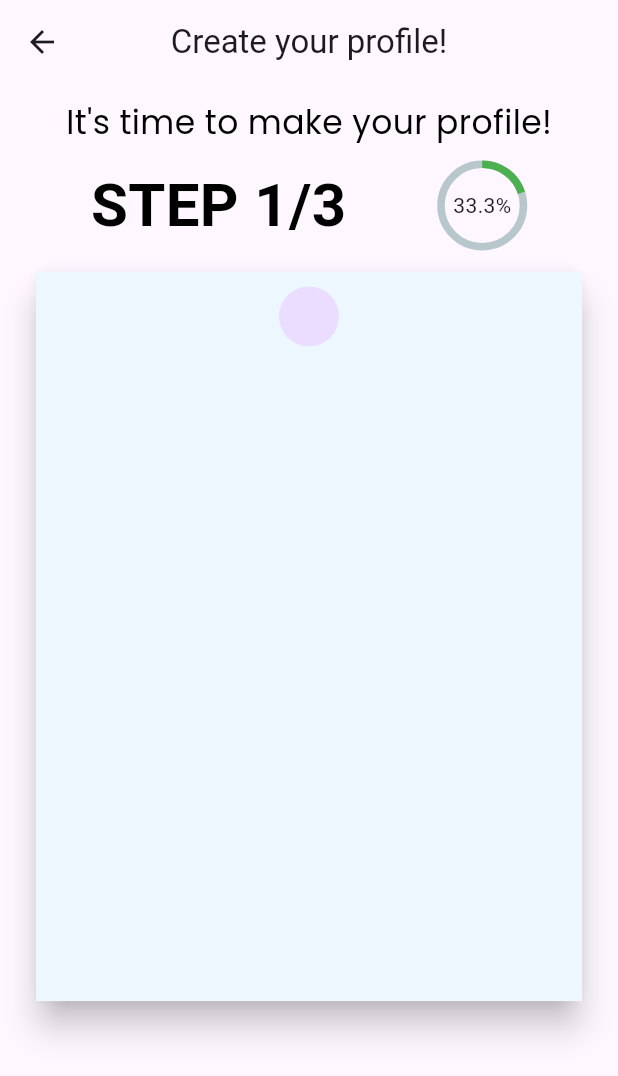
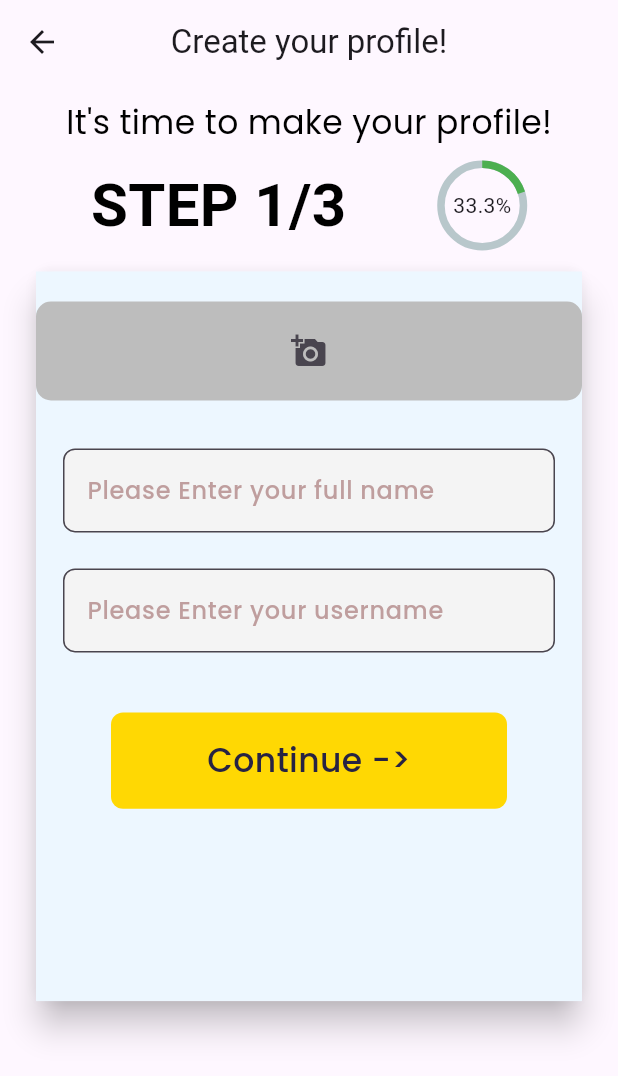
Before and after one commit to 0Armaan025/taskflow, a Flutter app: the CreateProfileScreen screen opened directly, on a phone screen of 412 x 824 dp. Shown: the top 1076 px of the screen. Run offline on Flutter 3.47's test engine with Material 2 defaults, Android fonts, the phone set to English and light mode, and no system bars; drawn by our look-alikes of percent_indicator; our stand-ins replace google_fonts, hexcolor; network calls fail; Roboto replaces fonts that are missing (Antic).

Commit message:
feat: updated create_your_profile screen

```diff
--- /dev/null
+++ b/taskflow/lib/common/text_fields/custom_text_field_2.dart
@@ -0,0 +1,49 @@
+import 'package:flutter/material.dart';
+import 'package:flutter/services.dart';
+import 'package:google_fonts/google_fonts.dart';
+
+class CustomTextField2 extends StatefulWidget {
+  final String hintText;
+  final bool isObscure;
+  final TextInputType keyboardType;
+  final TextEditingController controller;
+  const CustomTextField2({
+    super.key,
+    required this.hintText,
+    required this.isObscure,
+    required this.keyboardType,
+    required this.controller,
+  });
+
+  @override
+  State<CustomTextField2> createState() => _CustomTextField2State();
+}
+
+class _CustomTextField2State extends State<CustomTextField2> {
+  @override
+  Widget build(BuildContext context) {
+    return Padding(
+      padding: const EdgeInsets.symmetric(horizontal: 18.0, vertical: 12),
+      child: TextFormField(
+        style: GoogleFonts.poppins(
+          fontWeight: FontWeight.w500,
+        ),
+        controller: widget.controller,
+        obscureText: widget.isObscure,
+        decoration: InputDecoration(
+          border: OutlineInputBorder(
+            borderRadius: BorderRadius.circular(8),
+          ),
+          hintText: widget.hintText,
+          hintStyle: const TextStyle(
+            color: Color.fromARGB(255, 191, 158, 158),
+            fontSize: 16,
+            // fontWeight: FontWeight.bold,
+          ),
+          fillColor: Color.fromARGB(255, 244, 244, 244),
+          filled: true,
+        ),
+      ),
+    );
+  }
+}
--- a/taskflow/lib/constants/constants.dart
+++ b/taskflow/lib/constants/constants.dart
@@ -1,2 +1,4 @@
 const appName = "TaskFlow";
 const appTagLine = "When Tasks meet simplicty";
+
+int stepIndex = 1;
--- a/taskflow/lib/features/create_profile/create_profile_screen.dart
+++ b/taskflow/lib/features/create_profile/create_profile_screen.dart
@@ -1,6 +1,10 @@
 import 'package:flutter/material.dart';
 import 'package:google_fonts/google_fonts.dart';
 import 'package:percent_indicator/circular_percent_indicator.dart';
+import 'package:taskflow/common/buttons/custom_continue_button.dart';
+import 'package:taskflow/common/text_fields/custom_text_field_2.dart';
+import 'package:taskflow/constants/Pallete.dart';
+import 'package:taskflow/constants/constants.dart';
 import 'package:taskflow/constants/utils.dart';
 
 class CreateProfileScreen extends StatefulWidget {
@@ -13,6 +17,23 @@ class CreateProfileScreen extends StatefulWidget {
 class _CreateProfileScreenState extends State<CreateProfileScreen> {
   double percent = 0.2;
   String percentage = "33.3%";
+
+  @override
+  void initState() {
+    // TODO: implement initState
+    super.initState();
+    if (stepIndex == 2) {
+      percentage = "66.6%";
+      percent = 0.6;
+    } else if (stepIndex == 3) {
+      percentage = "99.99%";
+      percent = 1;
+    } else {
+      percent = 0.2;
+      percentage = "33.3%";
+    }
+    setState(() {});
+  }
 
   @override
   Widget build(BuildContext context) {
@@ -41,7 +62,7 @@ class _CreateProfileScreenState extends State<CreateProfileScreen> {
               children: [
                 Center(
                   child: Text(
-                    "STEP 1/3",
+                    "STEP $stepIndex/3",
                     style: GoogleFonts.antic(
                       color: Colors.black,
                       fontSize: 40,
@@ -52,8 +73,8 @@ class _CreateProfileScreenState extends State<CreateProfileScreen> {
                 CircularPercentIndicator(
                   radius: 30.0,
                   lineWidth: 5.0,
-                  percent: 0.2,
-                  center: Text("33.3%"),
+                  percent: percent,
+                  center: Text(percentage),
                   progressColor: Colors.green,
                 ),
               ],
@@ -61,7 +82,7 @@ class _CreateProfileScreenState extends State<CreateProfileScreen> {
             const SizedBox(
               height: 10,
             ),
-            makeStepOne(context),
+            stepIndex == 1 ? makeStepOne(context) : makeStepTwo(context),
           ],
         ),
       ),
@@ -70,6 +91,8 @@ class _CreateProfileScreenState extends State<CreateProfileScreen> {
 }
 
 Widget makeStepOne(BuildContext context) {
+  final TextEditingController _fullNameController = TextEditingController();
+  final TextEditingController _usernameController = TextEditingController();
   final size = MediaQuery.of(context).size;
 
   return Container(
@@ -84,11 +107,57 @@ Widget makeStepOne(BuildContext context) {
         ),
         child: Column(
           children: [
-            const SizedBox(height: 10,),
+            const SizedBox(
+              height: 20,
+            ),
             Center(
-              child: CircleAvatar(
+              child: Container(
+                width: double.infinity,
+                height: size.height * 0.08,
+                decoration: BoxDecoration(
+                  color: Colors.grey[400],
+                  borderRadius: BorderRadius.circular(10),
+                ),
+                alignment: Alignment.center,
+                child: IconButton(
+                  icon: Icon(Icons.add_a_photo),
+                  onPressed: () {},
+                ),
+              ),
+            ),
+            const SizedBox(
+              height: 20,
+            ),
+            CustomTextField2(
+                hintText: "Please Enter your full name",
+                isObscure: false,
+                keyboardType: TextInputType.name,
+                controller: _fullNameController),
+            CustomTextField2(
+                hintText: "Please Enter your username",
+                isObscure: false,
+                keyboardType: TextInputType.name,
+                controller: _usernameController),
+            const SizedBox(
+              height: 20,
+            ),
+            Padding(
+              padding: const EdgeInsets.all(8.0).copyWith(
+                left: 30,
+                right: 30,
+              ),
+              child: CustomContinueButton(
+                  bgColor: Pallete().buttonColor,
+                  textColor: Pallete().buttonTextColor,
+                  text: "Continue ->",
+                  onTap: () {
+                    if (stepIndex < 3) {
+                      stepIndex++;
+                    }
 
-              ),
+                    moveScreen(context, CreateProfileScreen(),
+                        isPushReplacement: true);
+                  }),
             ),
           ],
         ),
@@ -96,3 +165,87 @@ Widget makeStepOne(BuildContext context) {
     ),
   );
 }
+
+Widget makeStepTwo(BuildContext context) {
+  final TextEditingController _fullNameController = TextEditingController();
+  final TextEditingController _usernameController = TextEditingController();
+  final size = MediaQuery.of(context).size;
+
+  return Container(
+    height: size.height * 0.6,
+    width: double.infinity,
+    margin: const EdgeInsets.symmetric(horizontal: 20),
+    child: Card(
+      elevation: 9.0,
+      child: Container(
+        decoration: BoxDecoration(
+          color: Color.fromARGB(255, 237, 247, 255),
+        ),
+        child: Column(
+          children: [
+            const SizedBox(
+              height: 20,
+            ),
+            Center(
+              child: Stack(
+                children: [
+                  CircleAvatar(
+                    radius: 50,
+                    backgroundImage: NetworkImage(
+                        'https://cdn-icons-png.flaticon.com/128/4333/4333609.png'),
+                  ),
+                  Positioned(
+                    left: 60,
+                    top: 60,
+                    child: IconButton(
+                      icon: Icon(
+                        Icons.add,
+                        color: Colors.green,
+                        size: 30,
+                      ),
+                      onPressed: () {},
+                    ),
+                  ),
+                ],
+              ),
+            ),
+            const SizedBox(
+              height: 20,
+            ),
+            CustomTextField2(
+                hintText: "Please Enter your full name",
+                isObscure: false,
+                keyboardType: TextInputType.name,
+                controller: _fullNameController),
+            CustomTextField2(
+                hintText: "Please Enter your username",
+                isObscure: false,
+                keyboardType: TextInputType.name,
+                controller: _usernameController),
+            const SizedBox(
+              height: 20,
+            ),
+            Padding(
+              padding: const EdgeInsets.all(8.0).copyWith(
+                left: 30,
+                right: 30,
+              ),
+              child: CustomContinueButton(
+                  bgColor: Pallete().buttonColor,
+                  textColor: Pallete().buttonTextColor,
+                  text: "Continue ->",
+                  onTap: () {
+                    if (stepIndex < 3) {
+                      stepIndex++;
+                    }
+
+                    moveScreen(context, CreateProfileScreen(),
+                        isPushReplacement: true);
+                  }),
+            ),
+          ],
+        ),
+      ),
+    ),
+  );
+}
```
